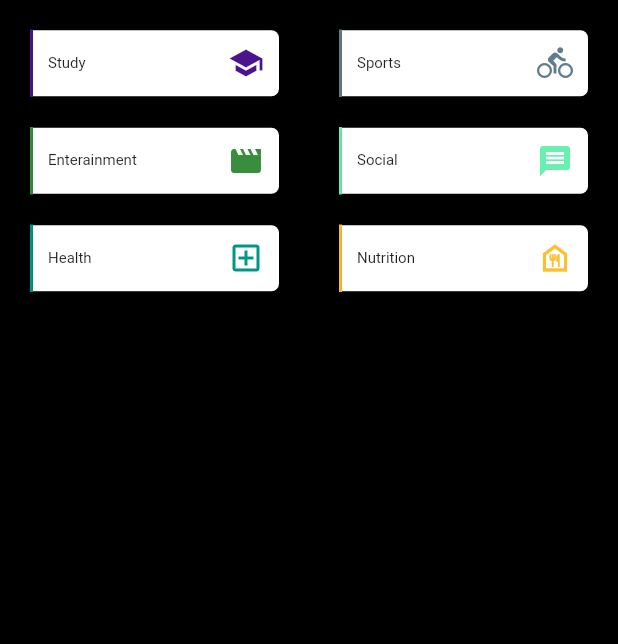
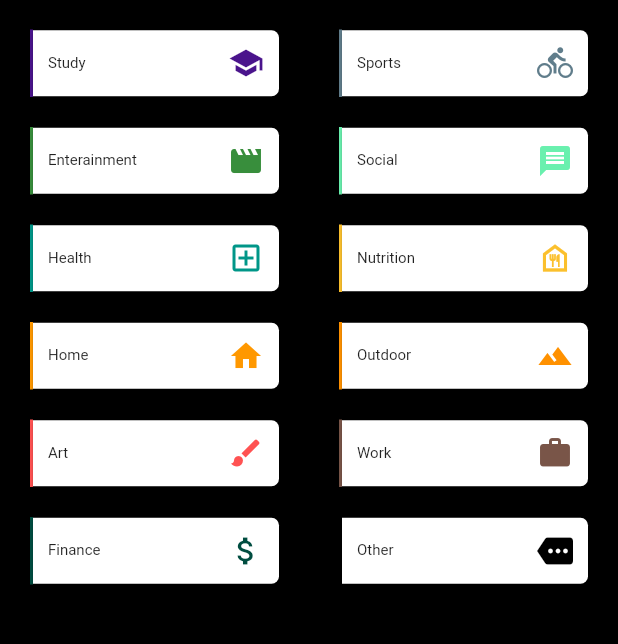
Before and after one commit to melvinodsa/habit-app, a Flutter app: the screen it shows after launch, on a phone screen of 412 x 824 dp, the part 167-811 px from its top. Run offline on Flutter 3.47's test engine with Material 2 defaults, Android fonts, the light colour scheme and no system bars; our stand-ins replace flutter_svg.

Commit message:
Added more category items

```diff
--- a/lib/screens/habits/new_habit/index.dart
+++ b/lib/screens/habits/new_habit/index.dart
@@ -55,6 +55,12 @@ List<CardData> _list1 = [
       color: Colors.green.shade700),
   CardWithIcon(
       label: 'Health', iconData: Icons.add_box_outlined, color: Colors.teal),
+  CardWithIcon(label: 'Home', iconData: Icons.home, color: Colors.orange),
+  CardWithIcon(label: 'Art', iconData: Icons.brush, color: Colors.redAccent),
+  CardWithIcon(
+      label: 'Finance',
+      iconData: Icons.attach_money,
+      color: Colors.teal.shade900),
 ];
 List<CardData> _list2 = [
   CardWithSvg(
@@ -69,6 +75,12 @@ List<CardData> _list2 = [
       label: 'Nutrition',
       iconData: Icons.food_bank_outlined,
       color: Colors.yellow.shade700),
+  CardWithIcon(
+      label: 'Outdoor',
+      iconData: Icons.terrain,
+      color: Colors.orangeAccent.shade400),
+  CardWithIcon(label: 'Work', iconData: Icons.work, color: Colors.brown),
+  CardWithIcon(label: 'Other', iconData: Icons.more, color: Colors.black),
 ];
 
 List<List<CardData>> _combinedList = [_list1, _list2];
```
